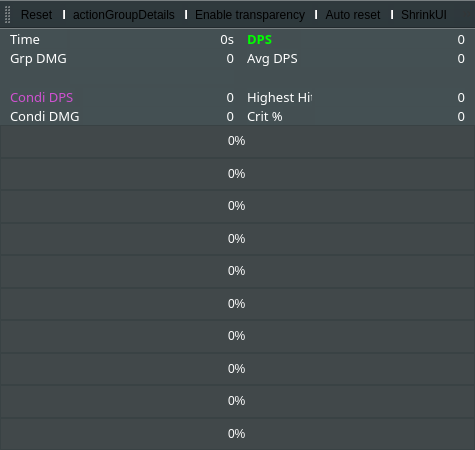
Above: mainwindow.ui from Tyrox92/Gw2SPECS before the change. Below: the same form after it.
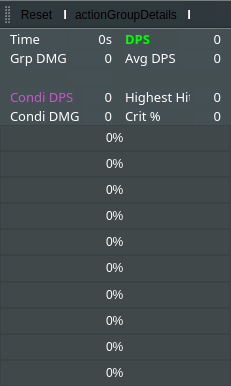
That is the form after the change. Icons and pictures are not drawn.

```diff
--- a/mainwindow.ui
+++ b/mainwindow.ui
@@ -9,8 +9,8 @@
    <rect>
     <x>0</x>
     <y>0</y>
-    <width>475</width>
-    <height>450</height>
+    <width>231</width>
+    <height>386</height>
    </rect>
   </property>
   <property name="sizePolicy">
@@ -1141,8 +1141,8 @@
            <rect>
             <x>0</x>
             <y>0</y>
-            <width>475</width>
-            <height>336</height>
+            <width>231</width>
+            <height>270</height>
            </rect>
           </property>
           <property name="sizePolicy">
```
